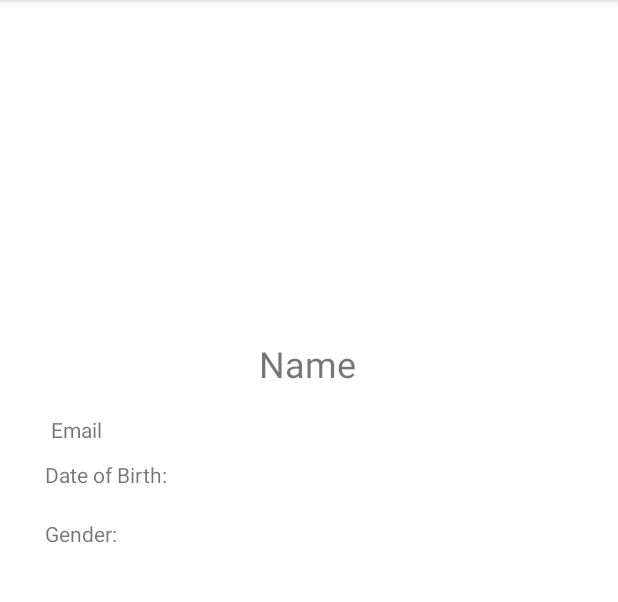
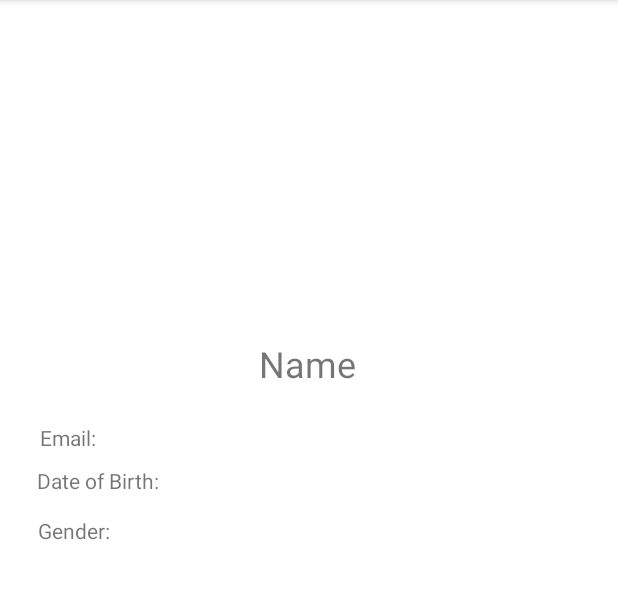
Before and after one commit to lukasagurkas/HealthRaceApp, an Android app: the ProfileActivity screen opened directly, with no data from a screen before it, on a phone screen of 412 x 824 dp, the part 84-686 px from its top. Run offline under Robolectric (Android 15) with nearby library versions, the phone set to English and light mode, and no system bars; our stand-ins replace Firebase (no records; nobody signed in at launch, a user with empty details on screens opened directly).

Commit message:
Changes in the gradle, as well as main and profile activities

```diff
--- a/app/build.gradle
+++ b/app/build.gradle
@@ -33,7 +33,7 @@ apply plugin: 'com.android.application'
 apply plugin: 'com.google.gms.google-services'
 
 dependencies {
-
+    api 'com.google.android.material:material:1.1.0-alpha06'
     implementation 'androidx.appcompat:appcompat:1.2.0'
     implementation 'com.google.android.material:material:1.3.0'
     implementation 'androidx.constraintlayout:constraintlayout:2.0.4'
--- a/app/src/main/res/layout/activity_profile.xml
+++ b/app/src/main/res/layout/activity_profile.xml
@@ -55,14 +55,15 @@
         app:layout_constraintTop_toBottomOf="@+id/userProfileImage"
         app:layout_constraintVertical_bias="0.032" />
 
+
     <TextView
         android:id="@+id/textDoB"
         android:layout_width="wrap_content"
         android:layout_height="wrap_content"
-        android:layout_marginTop="48dp"
+        android:layout_marginTop="52dp"
         android:text="Date of Birth:"
         app:layout_constraintEnd_toEndOf="parent"
-        app:layout_constraintHorizontal_bias="0.091"
+        app:layout_constraintHorizontal_bias="0.075"
         app:layout_constraintStart_toStartOf="parent"
         app:layout_constraintTop_toBottomOf="@+id/textUsernameProfile" />
 
@@ -74,22 +75,21 @@
         android:text="Gender:"
         app:layout_constraintBottom_toBottomOf="parent"
         app:layout_constraintEnd_toEndOf="parent"
-        app:layout_constraintHorizontal_bias="0.082"
+        app:layout_constraintHorizontal_bias="0.069"
         app:layout_constraintStart_toStartOf="parent"
         app:layout_constraintTop_toBottomOf="@+id/textDoB"
-        app:layout_constraintVertical_bias="0.142" />
-
+        app:layout_constraintVertical_bias="0.106" />
 
     <TextView
         android:id="@+id/textEmailProfile"
         android:layout_width="wrap_content"
         android:layout_height="wrap_content"
-        android:layout_marginEnd="344dp"
-        android:layout_marginRight="344dp"
-        android:text="Email"
+        android:layout_marginEnd="348dp"
+        android:layout_marginRight="348dp"
+        android:text="Email:"
         app:layout_constraintBottom_toTopOf="@+id/textDoB"
         app:layout_constraintEnd_toEndOf="parent"
         app:layout_constraintTop_toBottomOf="@+id/textUsernameProfile"
-        app:layout_constraintVertical_bias="0.633" />
+        app:layout_constraintVertical_bias="0.705" />
 
 </androidx.constraintlayout.widget.ConstraintLayout>
```
Also changed, not shown: app/src/main/java/com/example/healthraceapp/MainActivity.java (+8 -1 lines), app/src/main/res/layout/activity_main.xml (+11 -1 lines).
